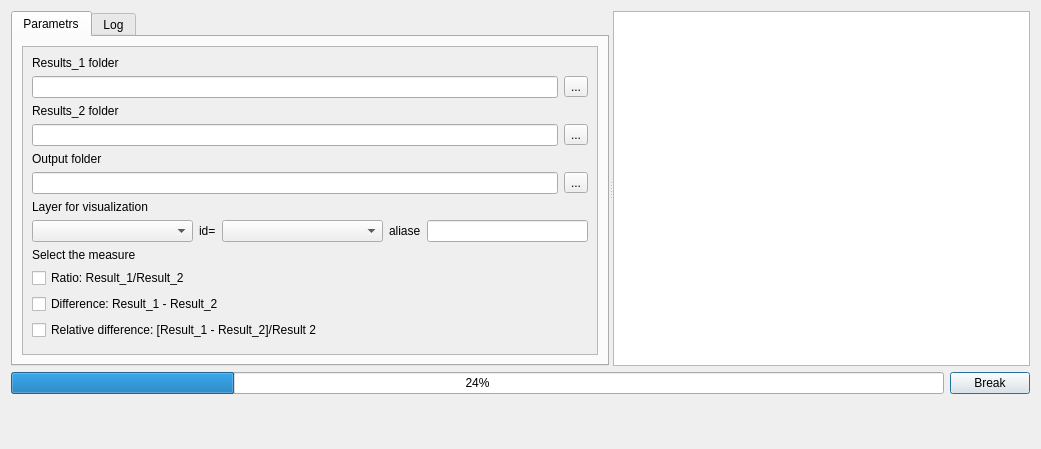
The window that tau_net_calc/relative.ui (geosimlab/accessibility) describes before a commit, drawn with Qt 5.
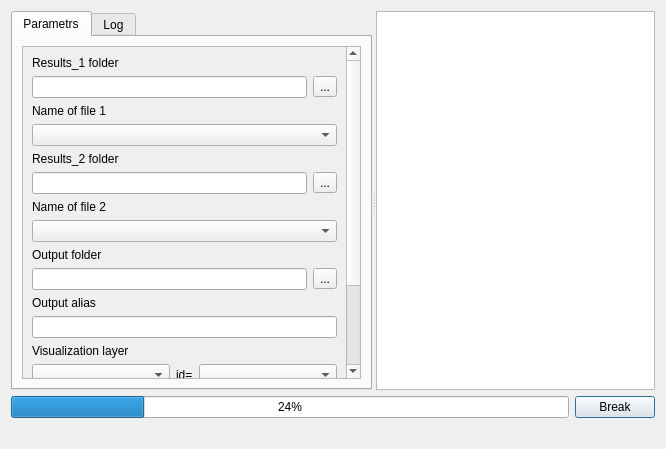
The same window after the commit.

The edit to the form file:
```diff
--- a/tau_net_calc/relative.ui
+++ b/tau_net_calc/relative.ui
@@ -9,7 +9,7 @@
    <rect>
     <x>0</x>
     <y>0</y>
-    <width>1041</width>
+    <width>666</width>
     <height>449</height>
    </rect>
   </property>
@@ -82,9 +82,9 @@
            <property name="geometry">
             <rect>
              <x>0</x>
-             <y>0</y>
-             <width>586</width>
-             <height>311</height>
+             <y>-153</y>
+             <width>313</width>
+             <height>464</height>
             </rect>
            </property>
            <property name="sizePolicy">
@@ -106,61 +106,6 @@
                 </property>
                </widget>
               </item>
-              <item row="6" column="0" colspan="2">
-               <layout class="QHBoxLayout" name="horizontalLayout_311">
-                <item>
-                 <widget class="QLineEdit" name="txtPathToCar">
-                  <property name="sizePolicy">
-                   <sizepolicy hsizetype="Expanding" vsizetype="Maximum">
-                    <horstretch>0</horstretch>
-                    <verstretch>0</verstretch>
-                   </sizepolicy>
-                  </property>
-                  <property name="baseSize">
-                   <size>
-                    <width>16</width>
-                    <height>0</height>
-                   </size>
-                  </property>
-                 </widget>
-                </item>
-                <item>
-                 <widget class="QToolButton" name="toolButton_Car">
-                  <property name="text">
-                   <string>...</string>
-                  </property>
-                 </widget>
-                </item>
-               </layout>
-              </item>
-              <item row="5" column="0">
-               <widget class="QLabel" name="label_3">
-                <property name="text">
-                 <string>Results_2 folder</string>
-                </property>
-               </widget>
-              </item>
-              <item row="13" column="0">
-               <widget class="QCheckBox" name="cb_ratio">
-                <property name="text">
-                 <string>Ratio: Result_1/Result_2</string>
-                </property>
-               </widget>
-              </item>
-              <item row="14" column="0">
-               <widget class="QCheckBox" name="cb_difference">
-                <property name="text">
-                 <string>Difference: Result_1 - Result_2</string>
-                </property>
-               </widget>
-              </item>
-              <item row="15" column="0">
-               <widget class="QCheckBox" name="cb_relative_difference">
-                <property name="text">
-                 <string>Relative difference: [Result_1 - Result_2]/Result 2</string>
-                </property>
-               </widget>
-              </item>
               <item row="4" column="0" colspan="2">
                <layout class="QHBoxLayout" name="horizontalLayout_31">
                 <item>
@@ -188,14 +133,55 @@
                 </item>
                </layout>
               </item>
-              <item row="7" column="0">
+              <item row="6" column="0">
+               <widget class="QLabel" name="label_7">
+                <property name="text">
+                 <string>Name of file 1</string>
+                </property>
+               </widget>
+              </item>
+              <item row="8" column="0">
+               <widget class="QLabel" name="label_3">
+                <property name="text">
+                 <string>Results_2 folder</string>
+                </property>
+               </widget>
+              </item>
+              <item row="9" column="0" colspan="2">
+               <layout class="QHBoxLayout" name="horizontalLayout_311">
+                <item>
+                 <widget class="QLineEdit" name="txtPathToCar">
+                  <property name="sizePolicy">
+                   <sizepolicy hsizetype="Expanding" vsizetype="Maximum">
+                    <horstretch>0</horstretch>
+                    <verstretch>0</verstretch>
+                   </sizepolicy>
+                  </property>
+                  <property name="baseSize">
+                   <size>
+                    <width>16</width>
+                    <height>0</height>
+                   </size>
+                  </property>
+                 </widget>
+                </item>
+                <item>
+                 <widget class="QToolButton" name="toolButton_Car">
+                  <property name="text">
+                   <string>...</string>
+                  </property>
+                 </widget>
+                </item>
+               </layout>
+              </item>
+              <item row="14" column="0">
                <widget class="QLabel" name="label_1">
                 <property name="text">
                  <string>Output folder</string>
                 </property>
                </widget>
               </item>
-              <item row="9" column="0" colspan="2">
+              <item row="16" column="0" colspan="2">
                <layout class="QHBoxLayout" name="horizontalLayout_3">
                 <item>
                  <widget class="QLineEdit" name="txtPathToOutput">
@@ -222,21 +208,37 @@
                 </item>
                </layout>
               </item>
-              <item row="12" column="0">
-               <widget class="QLabel" name="label_6">
+              <item row="17" column="0">
+               <widget class="QLabel" name="label_5">
+                <property name="sizePolicy">
+                 <sizepolicy hsizetype="Fixed" vsizetype="Fixed">
+                  <horstretch>0</horstretch>
+                  <verstretch>0</verstretch>
+                 </sizepolicy>
+                </property>
                 <property name="text">
-                 <string>Select the measure</string>
+                 <string>Output alias</string>
                 </property>
                </widget>
               </item>
-              <item row="10" column="0">
+              <item row="18" column="0" colspan="2">
+               <widget class="QLineEdit" name="txtAliase">
+                <property name="sizePolicy">
+                 <sizepolicy hsizetype="Expanding" vsizetype="Fixed">
+                  <horstretch>0</horstretch>
+                  <verstretch>0</verstretch>
+                 </sizepolicy>
+                </property>
+               </widget>
+              </item>
+              <item row="19" column="0">
                <widget class="QLabel" name="label">
                 <property name="text">
-                 <string>Layer for visualization </string>
+                 <string>Visualization layer</string>
                 </property>
                </widget>
               </item>
-              <item row="11" column="0" colspan="2">
+              <item row="20" column="0" colspan="2">
                <layout class="QHBoxLayout" name="horizontalLayout_6">
                 <item>
                  <widget class="QComboBox" name="cbVisLayers"/>
@@ -257,31 +259,63 @@
                 <item>
                  <widget class="QComboBox" name="cbVisLayers_fields"/>
                 </item>
-                <item>
-                 <widget class="QLabel" name="label_5">
-                  <property name="sizePolicy">
-                   <sizepolicy hsizetype="Fixed" vsizetype="Fixed">
-                    <horstretch>0</horstretch>
-                    <verstretch>0</verstretch>
-                   </sizepolicy>
-                  </property>
-                  <property name="text">
-                   <string>aliase</string>
-                  </property>
-                 </widget>
-                </item>
-                <item>
-                 <widget class="QLineEdit" name="txtAliase">
-                  <property name="sizePolicy">
-                   <sizepolicy hsizetype="Preferred" vsizetype="Fixed">
-                    <horstretch>0</horstretch>
-                    <verstretch>0</verstretch>
-                   </sizepolicy>
-                  </property>
-                 </widget>
-                </item>
                </layout>
               </item>
+              <item row="21" column="0">
+               <widget class="QLabel" name="label_6">
+                <property name="text">
+                 <string>Select the measure</string>
+                </property>
+               </widget>
+              </item>
+              <item row="22" column="0">
+               <widget class="QCheckBox" name="cb_ratio">
+                <property name="text">
+                 <string>Ratio: Result_1/Result_2</string>
+                </property>
+               </widget>
+              </item>
+              <item row="23" column="0">
+               <widget class="QCheckBox" name="cb_difference">
+                <property name="text">
+                 <string>Difference: Result_1 - Result_2</string>
+                </property>
+               </widget>
+              </item>
+              <item row="24" column="0">
+               <widget class="QCheckBox" name="cb_relative_difference">
+                <property name="text">
+                 <string>Relative difference: [Result_1 - Result_2]/Result 2</string>
+                </property>
+               </widget>
+              </item>
+              <item row="7" column="0" colspan="2">
+               <widget class="QComboBox" name="cmbListFiles1">
+                <property name="sizePolicy">
+                 <sizepolicy hsizetype="Expanding" vsizetype="Fixed">
+                  <horstretch>0</horstretch>
+                  <verstretch>0</verstretch>
+                 </sizepolicy>
+                </property>
+               </widget>
+              </item>
+              <item row="12" column="0">
+               <widget class="QLabel" name="label_8">
+                <property name="text">
+                 <string>Name of file 2</string>
+                </property>
+               </widget>
+              </item>
+              <item row="13" column="0" colspan="2">
+               <widget class="QComboBox" name="cmbListFiles2">
+                <property name="sizePolicy">
+                 <sizepolicy hsizetype="Expanding" vsizetype="Fixed">
+                  <horstretch>0</horstretch>
+                  <verstretch>0</verstretch>
+                 </sizepolicy>
+                </property>
+               </widget>
+              </item>
              </layout>
             </item>
            </layout>
@@ -323,33 +357,34 @@
     </layout>
    </item>
    <item>
-    <widget class="QFrame" name="gridFrame">
-     <layout class="QGridLayout" name="gridLayout_2">
-      <property name="sizeConstraint">
-       <enum>QLayout::SetFixedSize</enum>
-      </property>
-      <property name="spacing">
-       <number>0</number>
-      </property>
-      <item row="0" column="0">
-       <widget class="QLabel" name="lblMessages">
-        <property name="text">
-         <string/>
-        </property>
-       </widget>
-      </item>
-     </layout>
-    </widget>
-   </item>
-   <item alignment="Qt::AlignRight">
-    <widget class="QDialogButtonBox" name="buttonBox">
-     <property name="standardButtons">
-      <set>QDialogButtonBox::NoButton</set>
-     </property>
-     <property name="centerButtons">
-      <bool>true</bool>
-     </property>
-    </widget>
+    <layout class="QHBoxLayout" name="horizontalLayout_4">
+     <item>
+      <widget class="QLabel" name="lblMessages">
+       <property name="sizePolicy">
+        <sizepolicy hsizetype="Minimum" vsizetype="Minimum">
+         <horstretch>0</horstretch>
+         <verstretch>0</verstretch>
+        </sizepolicy>
+       </property>
+       <property name="lineWidth">
+        <number>0</number>
+       </property>
+       <property name="text">
+        <string/>
+       </property>
+      </widget>
+     </item>
+     <item alignment="Qt::AlignRight">
+      <widget class="QDialogButtonBox" name="buttonBox">
+       <property name="standardButtons">
+        <set>QDialogButtonBox::NoButton</set>
+       </property>
+       <property name="centerButtons">
+        <bool>true</bool>
+       </property>
+      </widget>
+     </item>
+    </layout>
    </item>
   </layout>
  </widget>
```
